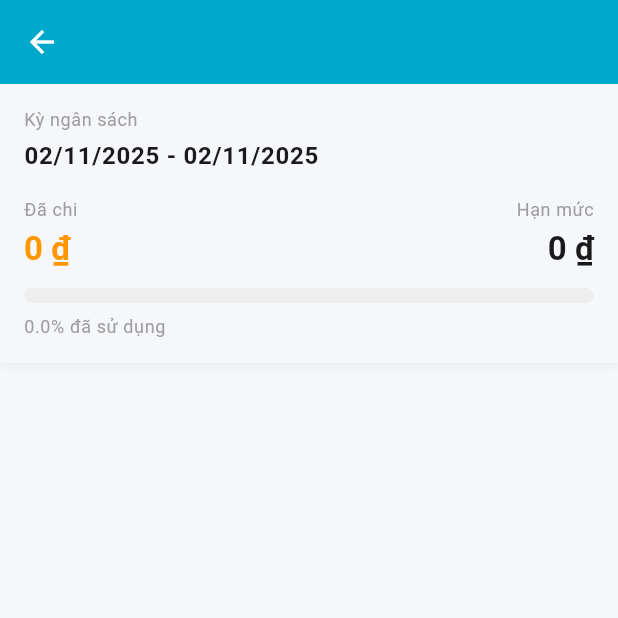
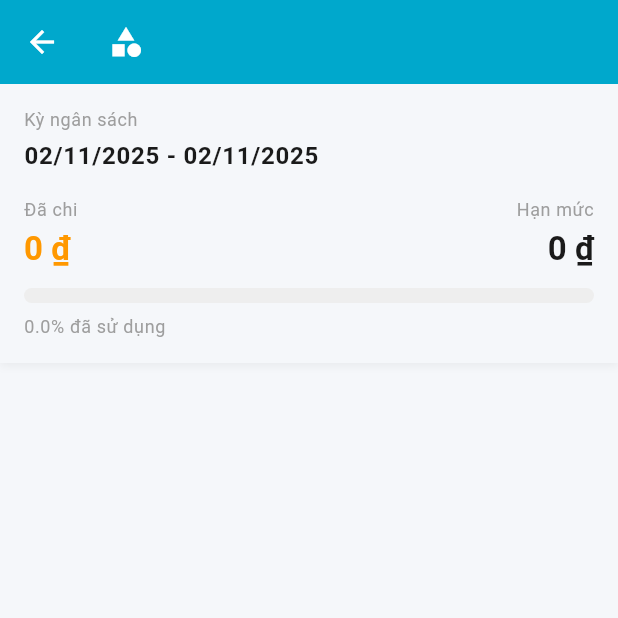
Before and after one commit to HaoAboutMe/DACN-FlutterApp-QLCT, a Flutter app: the BudgetCategoryTransactionScreen screen opened directly with empty values, on a phone screen of 412 x 824 dp, the top half of it. Run offline on Flutter 3.47's test engine with Material 3 defaults, Android fonts, the phone set to English and light mode, and no system bars; our stand-ins replace flutter_local_notifications, shared_preferences, sqflite, timezone; accounts and stored records are empty.

Commit message:
Fix Category Icon on BudgetScreen

```diff
--- a/lib/screens/budget/budget_category_transaction_screen.dart
+++ b/lib/screens/budget/budget_category_transaction_screen.dart
@@ -2,6 +2,7 @@ import 'package:flutter/material.dart';
 import 'package:intl/intl.dart';
 import '../../database/database_helper.dart';
 import '../../models/transaction.dart' as transaction_model;
+import '../../utils/icon_helper.dart';
 import '../transaction/transaction_detail_screen.dart';
 
 /// Màn hình hiển thị chi tiết giao dịch theo danh mục trong khoảng thời gian ngân sách
@@ -91,19 +92,9 @@ class _BudgetCategoryTransactionScreenState extends State<BudgetCategoryTransact
         iconTheme: const IconThemeData(color: Colors.white),
         title: Row(
           children: [
-            Builder(
-              builder: (context) {
-                final iconCode = int.tryParse(widget.categoryIcon);
-                return iconCode != null
-                    ? Icon(
-                        IconData(iconCode, fontFamily: 'MaterialIcons'),
-                        size: 24,
-                      )
-                    : Text(
-                        widget.categoryIcon,
-                        style: const TextStyle(fontSize: 24),
-                      );
-              },
+            Icon(
+              IconHelper.getCategoryIcon(widget.categoryIcon),
+              size: 24,
             ),
             const SizedBox(width: 8),
             Expanded(
@@ -245,19 +236,6 @@ class _BudgetCategoryTransactionScreenState extends State<BudgetCategoryTransact
     NumberFormat currencyFormat,
     DateFormat dateFormat,
   ) {
-    // Parse category icon from widget.categoryIcon (string codePoint)
-    IconData categoryIconData;
-    try {
-      final iconCode = int.tryParse(widget.categoryIcon);
-      if (iconCode != null) {
-        categoryIconData = IconData(iconCode, fontFamily: 'MaterialIcons');
-      } else {
-        categoryIconData = Icons.category;
-      }
-    } catch (e) {
-      categoryIconData = Icons.category;
-    }
-
     // Use primary color for icon (red for expense category)
     final iconColor = Colors.red;
     final iconBackgroundColor = iconColor.withValues(alpha: 0.1);
@@ -274,7 +252,7 @@ class _BudgetCategoryTransactionScreenState extends State<BudgetCategoryTransact
             borderRadius: BorderRadius.circular(10),
           ),
           child: Icon(
-            categoryIconData,
+            IconHelper.getCategoryIcon(widget.categoryIcon),
             color: iconColor,
             size: 24,
           ),
--- /dev/null
+++ b/lib/utils/icon_helper.dart
@@ -0,0 +1,103 @@
+import 'package:flutter/material.dart';
+
+/// Helper class để xử lý icon từ categoryIcon string
+/// Hỗ trợ cả codePoint (số) và string name (tên icon)
+class IconHelper {
+  // Map ánh xạ tên icon sang IconData
+  static const Map<String, IconData> fallbackIcons = {
+    'movie': Icons.movie,
+    'shopping_bag': Icons.shopping_bag,
+    'medical_services': Icons.medical_services,
+    'restaurant': Icons.restaurant,
+    'directions_car': Icons.directions_car,
+    'more_horiz': Icons.more_horiz,
+    'home': Icons.home,
+    'school': Icons.school,
+    'sports_soccer': Icons.sports_soccer,
+    'flight': Icons.flight,
+    'local_gas_station': Icons.local_gas_station,
+    'phone': Icons.phone,
+    'electric_bolt': Icons.electric_bolt,
+    'water_drop': Icons.water_drop,
+    'wifi': Icons.wifi,
+    'celebration': Icons.celebration,
+    'pets': Icons.pets,
+    'checkroom': Icons.checkroom,
+    'laptop': Icons.laptop,
+    'fitness_center': Icons.fitness_center,
+    'train': Icons.train,
+    'local_cafe': Icons.local_cafe,
+    'shopping_cart': Icons.shopping_cart,
+    'local_hospital': Icons.local_hospital,
+    'attach_money': Icons.attach_money,
+    'card_giftcard': Icons.card_giftcard,
+    'trending_up': Icons.trending_up,
+    'work': Icons.work,
+    'savings': Icons.savings,
+    'electrical_services': Icons.electrical_services,
+    'category': Icons.category,
+    'other': Icons.category,
+  };
+
+  /// Build icon từ categoryIcon string
+  ///
+  /// Hỗ trợ 3 dạng:
+  /// - Số (codePoint): "58253" → IconData(58253, fontFamily: 'MaterialIcons')
+  /// - Tên icon: "medical_services" → Icons.medical_services
+  /// - Không tìm thấy → Icons.category (mặc định)
+  static IconData getCategoryIcon(String categoryIcon) {
+    if (categoryIcon.isEmpty) {
+      return Icons.category;
+    }
+
+    // Thử parse thành số (codePoint)
+    final iconCode = int.tryParse(categoryIcon);
+    if (iconCode != null) {
+      return IconData(iconCode, fontFamily: 'MaterialIcons');
+    }
+
+    // Nếu không phải số, tìm trong fallback map
+    final iconKey = categoryIcon.toLowerCase().trim();
+    if (fallbackIcons.containsKey(iconKey)) {
+      return fallbackIcons[iconKey]!;
+    }
+
+    // Mặc định
+    return Icons.category;
+  }
+
+  /// Build icon widget với màu và kích thước tùy chỉnh
+  static Widget buildIconWidget(
+    String categoryIcon, {
+    Color? color,
+    double size = 24,
+  }) {
+    return Icon(
+      getCategoryIcon(categoryIcon),
+      color: color,
+      size: size,
+    );
+  }
+
+  /// Build icon container với background color
+  static Widget buildIconContainer(
+    String categoryIcon, {
+    required Color color,
+    double size = 24,
+    double padding = 10,
+    double borderRadius = 10,
+  }) {
+    return Container(
+      padding: EdgeInsets.all(padding),
+      decoration: BoxDecoration(
+        color: color.withValues(alpha: 0.1),
+        borderRadius: BorderRadius.circular(borderRadius),
+      ),
+      child: Icon(
+        getCategoryIcon(categoryIcon),
+        color: color,
+        size: size,
+      ),
+    );
+  }
+}
```
Also changed, not shown: lib/screens/budget/budget_list_screen.dart (+4 -13 lines), lib/screens/home/widgets/all_budgets_widget.dart (+3 -12 lines).
